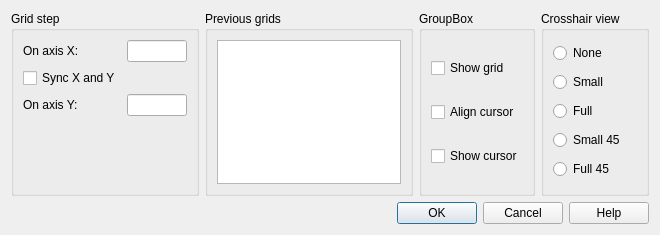
This is src/windows/SdDGrid.ui in usiksan/SaliCAD as Qt 5 draws it before an edit. The edited form follows.
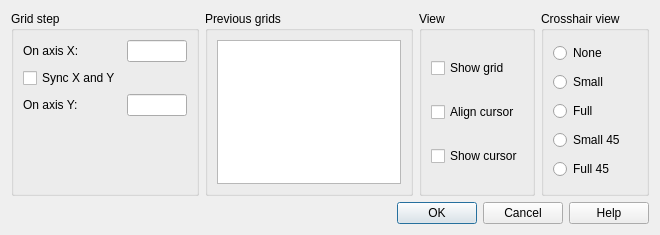
This is the edited form.

Patch:
```diff
--- a/src/windows/SdDGrid.ui
+++ b/src/windows/SdDGrid.ui
@@ -93,7 +93,7 @@
      <item>
       <widget class="QGroupBox" name="groupBox_3">
        <property name="title">
-        <string>GroupBox</string>
+        <string>View</string>
        </property>
        <layout class="QVBoxLayout" name="verticalLayout_2">
         <item>
```
